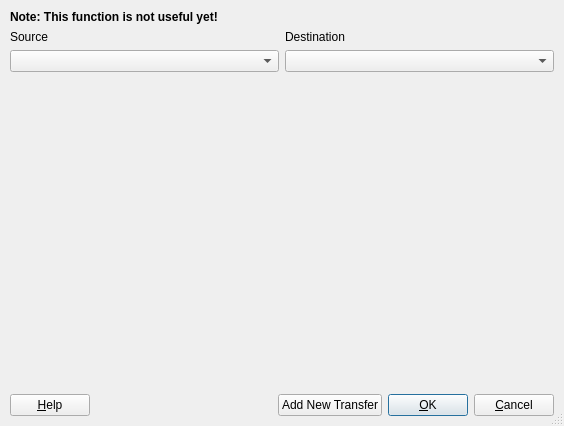
First picture: the form in qgis/src/ui/qgspastetransformationsbase.ui, repository sourcepole/qgis, before the edit.
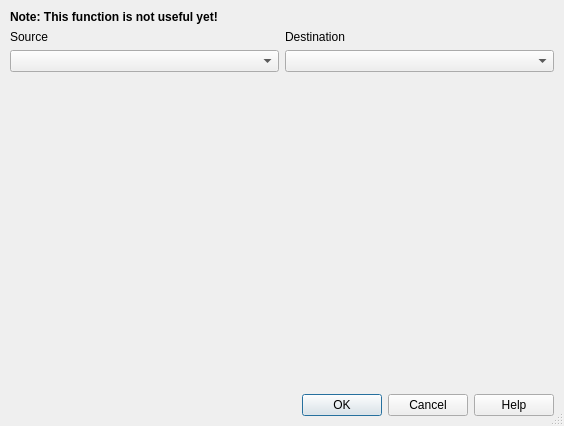
Second picture: the form after the edit.

Patch:
```diff
--- a/qgis/src/ui/qgspastetransformationsbase.ui
+++ b/qgis/src/ui/qgspastetransformationsbase.ui
@@ -109,83 +109,15 @@
     </spacer>
    </item>
    <item>
-    <layout class="QHBoxLayout" >
-     <property name="margin" >
-      <number>0</number>
+    <widget class="QDialogButtonBox" name="buttonBox">
+     <property name="standardButtons">
+      <set>QDialogButtonBox::Cancel|QDialogButtonBox::Help|QDialogButtonBox::Ok</set>
      </property>
-     <property name="spacing" >
-      <number>6</number>
-     </property>
-     <item>
-      <widget class="QPushButton" name="buttonHelp" >
-       <property name="text" >
-        <string>&amp;Help</string>
-       </property>
-       <property name="shortcut" >
-        <string>F1</string>
-       </property>
-       <property name="autoDefault" >
-        <bool>true</bool>
-       </property>
-      </widget>
-     </item>
-     <item>
-      <spacer>
-       <property name="orientation" >
-        <enum>Qt::Horizontal</enum>
-       </property>
-       <property name="sizeType" >
-        <enum>QSizePolicy::Expanding</enum>
-       </property>
-       <property name="sizeHint" >
-        <size>
-         <width>40</width>
-         <height>20</height>
-        </size>
-       </property>
-      </spacer>
-     </item>
-     <item>
-      <widget class="QPushButton" name="newTransferPushButton" >
-       <property name="text" >
-        <string>Add New Transfer</string>
-       </property>
-      </widget>
-     </item>
-     <item>
-      <widget class="QPushButton" name="buttonOk" >
-       <property name="text" >
-        <string>&amp;OK</string>
-       </property>
-       <property name="shortcut" >
-        <string/>
-       </property>
-       <property name="autoDefault" >
-        <bool>true</bool>
-       </property>
-       <property name="default" >
-        <bool>true</bool>
-       </property>
-      </widget>
-     </item>
-     <item>
-      <widget class="QPushButton" name="buttonCancel" >
-       <property name="text" >
-        <string>&amp;Cancel</string>
-       </property>
-       <property name="shortcut" >
-        <string/>
-       </property>
-       <property name="autoDefault" >
-        <bool>true</bool>
-       </property>
-      </widget>
-     </item>
-    </layout>
+    </widget>
    </item>
   </layout>
  </widget>
- <layoutdefault spacing="6" margin="11" />
+ <layoutdefault spacing="6" margin="11"/>
  <tabstops>
   <tabstop>sourceLayerComboBox</tabstop>
   <tabstop>destinationLayerComboBox</tabstop>
```
Left out of the diff: 122 changed lines with no effect on the pictures.
